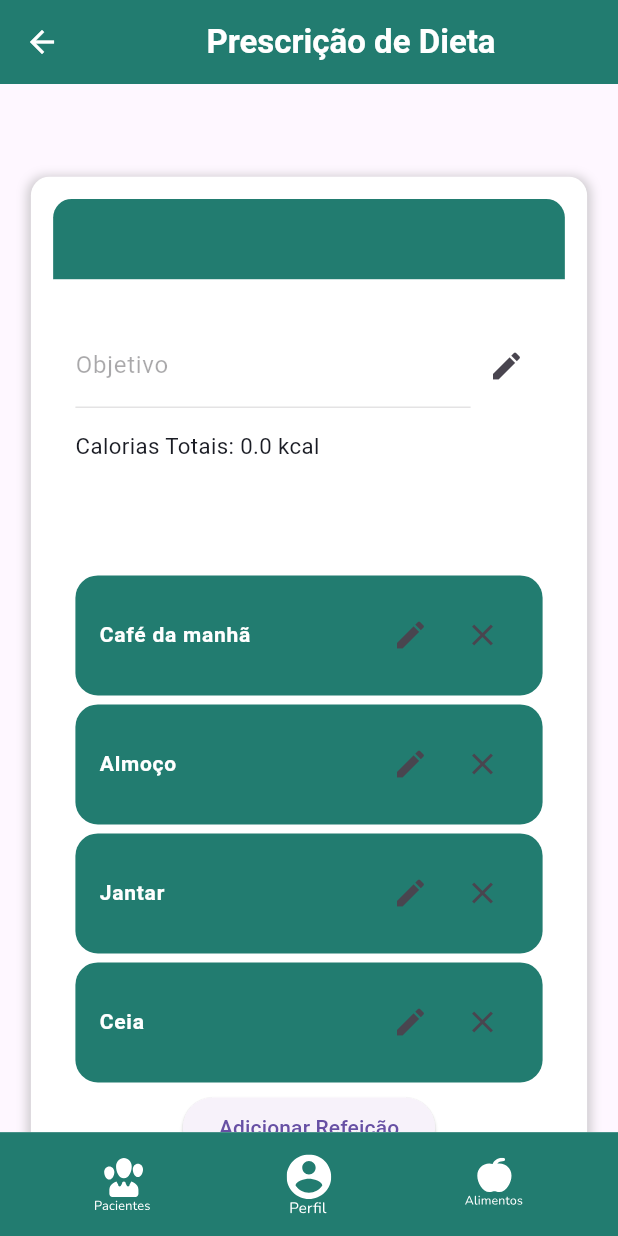
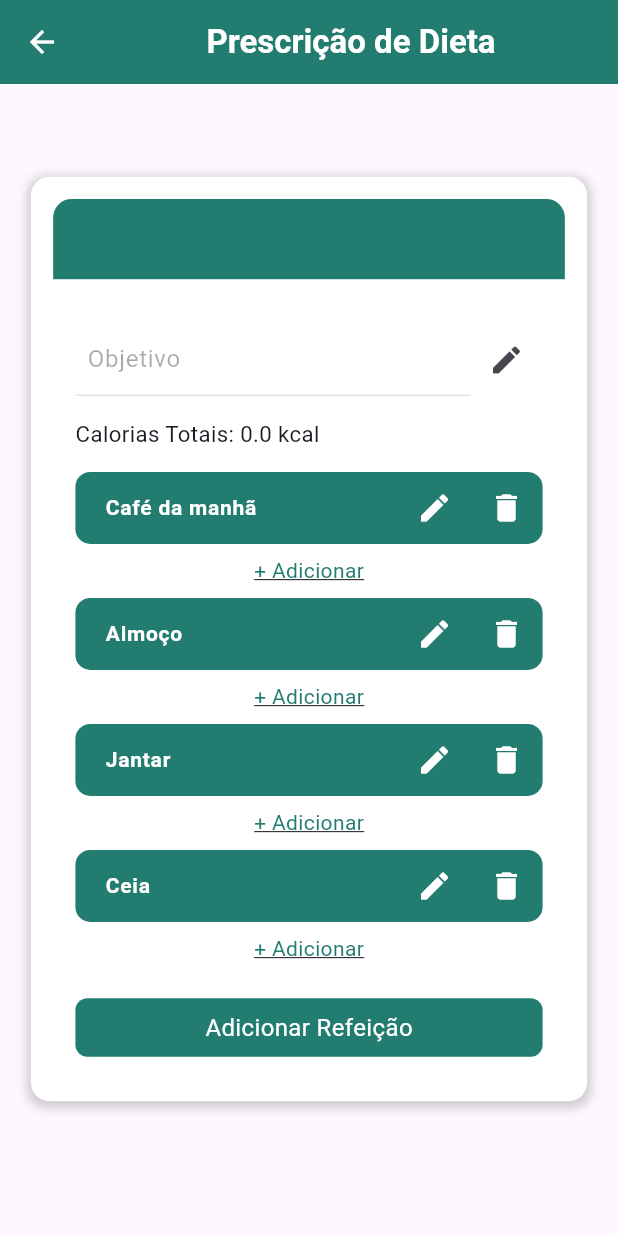
Before and after one commit to WandersoNoleto/NutriGuard, a Flutter app: the DietPrescriptionPage screen opened directly with empty values, on a phone screen of 412 x 824 dp. Run offline on Flutter 3.47's test engine with Material 3 defaults, Android fonts, the phone set to English and light mode, and no system bars; our stand-ins replace cloud_firestore, firebase_auth, firebase_core, flutter_svg; accounts and stored records are empty.

Commit message:
(#002) add features to creatingPrescriptionPage

```diff
--- a/lib/screens/createPrescription.dart
+++ b/lib/screens/createPrescription.dart
@@ -1,6 +1,9 @@
 import 'package:flutter/material.dart';
 import 'package:nutri_guard/colors/colors.dart';
 import 'package:nutri_guard/widgets/navbar.dart';
+import 'package:nutri_guard/widgets/mealCard.dart';
+import 'package:nutri_guard/widgets/customActionButton.dart';
+import 'package:nutri_guard/widgets/addFoodText.dart';
 
 class DietPrescriptionPage extends StatefulWidget {
   final String patientName;
@@ -79,7 +82,6 @@ class _DietPrescriptionPageState extends State<DietPrescriptionPage> {
           child: Column(
             crossAxisAlignment: CrossAxisAlignment.start,
             children: [
-              // Parte acima da linha
               Container(
                 width: double.infinity,
                 decoration: BoxDecoration(
@@ -120,6 +122,7 @@ class _DietPrescriptionPageState extends State<DietPrescriptionPage> {
                                 enabled: isEditingObjective,
                                 decoration: InputDecoration(
                                   labelText: 'Objetivo',
+                                  contentPadding: EdgeInsets.only(left: 8.0),
                                 ),
                               ),
                               if (isEditingObjective)
@@ -156,29 +159,45 @@ class _DietPrescriptionPageState extends State<DietPrescriptionPage> {
                       style: TextStyle(
                         fontSize: screenHeight * 0.018,
                         fontWeight: FontWeight.w400,
-                            color: AppColors.textColor)),
+                        color: AppColors.textColor,
+                      ),
+                    ),
                     SizedBox(
                       height: screenHeight * 0.018,
                     ),
+
+                     for (int index = 0; index < meals.length; index++)
+                      Column(
+                        children: [
+                          MealCard(
+                            key: Key('meal_$index'), // Adiciona uma chave única para cada MealCard
+                            label: meals[index].name,
+                            onDelete: () {
+                              // Remove a refeição correspondente e atualiza o estado
+                              setState(() {
+                                meals.removeAt(index);
+                              });
+                            },
+                          ),
+                          AddFoodText(
+                            mealName: meals[index].name,
+                            onTap: () {
+                            },
+                          ),
                         ],
                       ),
+
+
+                    SizedBox(height: screenHeight * 0.018),
+
+                    ActionButton(
+                      label: 'Adicionar Refeição',
+                      onPressed: () {
+                        setState(() {
+                          meals.add(Meal('Nova Refeição'));
+                        });
+                      },
                     ),
-
-              // Lista de refeições
-              SizedBox(height: screenHeight * 0.02),
-              Container(
-                width: double.infinity,
-                margin: EdgeInsets.only(top: screenHeight * 0.018),
-                padding: EdgeInsets.all(screenHeight * 0.018),
-                decoration: BoxDecoration(
-                  borderRadius:
-                      BorderRadius.circular(screenHeight * 0.015),
-                ),
-                child: Column(
-                  children: [
-                    for (int index = 0; index < meals.length; index++)
-                      _buildMealCard(meals[index], index),
-                    _buildAddMealButton(),
                   ],
                 ),
               ),
@@ -186,79 +205,6 @@ class _DietPrescriptionPageState extends State<DietPrescriptionPage> {
           ),
         ),
       ),
-      bottomNavigationBar: const Navbar(),
-    );
-  }
-
-  Widget _buildMealCard(Meal meal, int index) {
-    TextEditingController mealController =
-        TextEditingController(text: meal.name);
-    bool isEditingMeal = false;
-
-    return Container(
-      width: double.infinity,
-      margin: EdgeInsets.only(bottom: 6.0),
-      decoration: BoxDecoration(
-        color: AppColors.primaryGreen,
-        borderRadius: BorderRadius.circular(15.0),
-      ),
-      padding: EdgeInsets.all(16.0),
-      child: Row(
-        children: [
-          Expanded(
-            child: Stack(
-              children: [
-                TextFormField(
-                  controller: mealController,
-                  enabled: isEditingMeal,
-                  style: TextStyle(
-                    fontSize: 14.0,
-                    fontWeight: FontWeight.bold,
-                    color: AppColors.white,
-                  ),
-                  decoration: InputDecoration(
-                    border: InputBorder.none,
-                  ),
-                ),
-              ],
-            ),
-          ),
-          Row(
-            children: [
-              IconButton(
-                icon: isEditingMeal ? Icon(Icons.save) : Icon(Icons.edit),
-                onPressed: () {
-                  setState(() {
-                    if (isEditingMeal) {
-                      meal.name = mealController.text;
-                    }
-                    isEditingMeal = !isEditingMeal;
-                  });
-                },
-              ),
-              IconButton(
-                icon: Icon(Icons.close),
-                onPressed: () {
-                  setState(() {
-                    meals.removeAt(index);
-                  });
-                },
-              ),
-            ],
-          ),
-        ],
-      ),
-    );
-  }
-
-  Widget _buildAddMealButton() {
-    return ElevatedButton(
-      onPressed: () {
-        setState(() {
-          meals.add(Meal('Nova Refeição'));
-        });
-      },
-      child: Text('Adicionar Refeição'),
     );
   }
 }
--- /dev/null
+++ b/lib/widgets/addFoodText.dart
@@ -0,0 +1,31 @@
+import 'package:flutter/material.dart';
+import 'package:nutri_guard/colors/colors.dart';
+
+class AddFoodText extends StatelessWidget {
+  final String mealName;
+  final VoidCallback onTap;
+
+  const AddFoodText({
+    Key? key,
+    required this.mealName,
+    required this.onTap,
+  }) : super(key: key);
+
+  @override
+  Widget build(BuildContext context) {
+    return GestureDetector(
+      onTap: onTap,
+      child: Container(
+        alignment: Alignment.center,
+        padding: const EdgeInsets.symmetric(vertical: 8.0),
+        child: Text(
+          '+ Adicionar',
+          style: TextStyle(
+            color: AppColors.primaryGreen,
+            decoration: TextDecoration.underline,
+          ),
+        ),
+      ),
+    );
+  }
+}
--- /dev/null
+++ b/lib/widgets/mealCard.dart
@@ -0,0 +1,70 @@
+import 'package:flutter/material.dart';
+import 'package:nutri_guard/colors/colors.dart';
+
+class MealCard extends StatefulWidget {
+  final String label;
+  final VoidCallback onDelete;
+
+  const MealCard({Key? key, required this.label, required this.onDelete})
+      : super(key: key);
+
+  @override
+  _MealCardState createState() => _MealCardState();
+}
+
+class _MealCardState extends State<MealCard> {
+  TextEditingController _textEditingController = TextEditingController();
+  bool _isEditing = false;
+
+  @override
+  void initState() {
+    super.initState();
+    _textEditingController.text = widget.label;
+  }
+
+  @override
+  Widget build(BuildContext context) {
+    return Container(
+      decoration: BoxDecoration(
+        color: AppColors.primaryGreen,
+        borderRadius: BorderRadius.circular(10.0),
+      ),
+      padding: EdgeInsets.only(left: 12.0),
+      child: Row(
+        children: [
+          Expanded(
+            child: TextField(
+              controller: _textEditingController,
+              enabled: _isEditing,
+              style: TextStyle(
+                fontSize: 14.0,
+                fontWeight: FontWeight.bold,
+                color: Colors.white,
+              ),
+              decoration: InputDecoration(
+                border: InputBorder.none,
+                contentPadding: EdgeInsets.only(left: 8.0),
+              ),
+            ),
+          ),
+          IconButton(
+            icon: _isEditing
+                ? Icon(Icons.save, color: Colors.white)
+                : Icon(Icons.edit, color: Colors.white),
+            onPressed: () {
+              setState(() {
+                _isEditing = !_isEditing;
+              });
+            },
+          ),
+          IconButton(
+            icon: Icon(Icons.delete, color: Colors.white),
+            onPressed: () {
+              widget.onDelete(); // Chama a função onDelete ao clicar no ícone de exclusão
+            },
+          ),
+        ],
+      ),
+    );
+  }
+}
```
Also changed, not shown: lib/screens/pacientDetail.dart (+116 -47 lines). Lines whose indentation alone changed are shown as unchanged.
